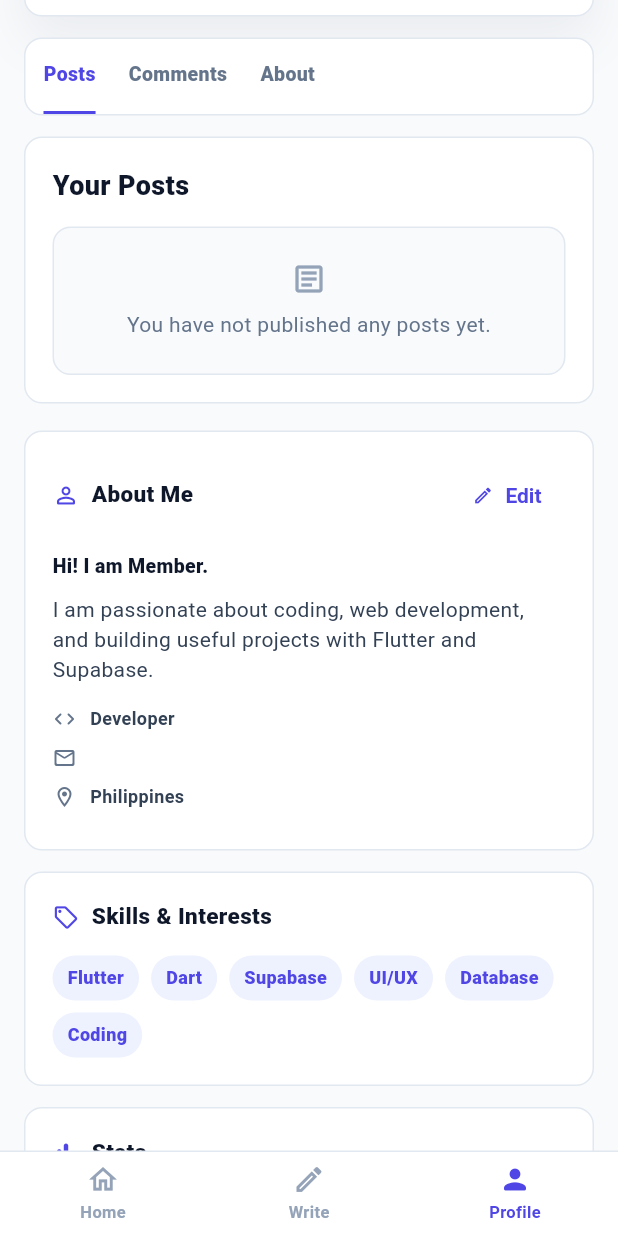
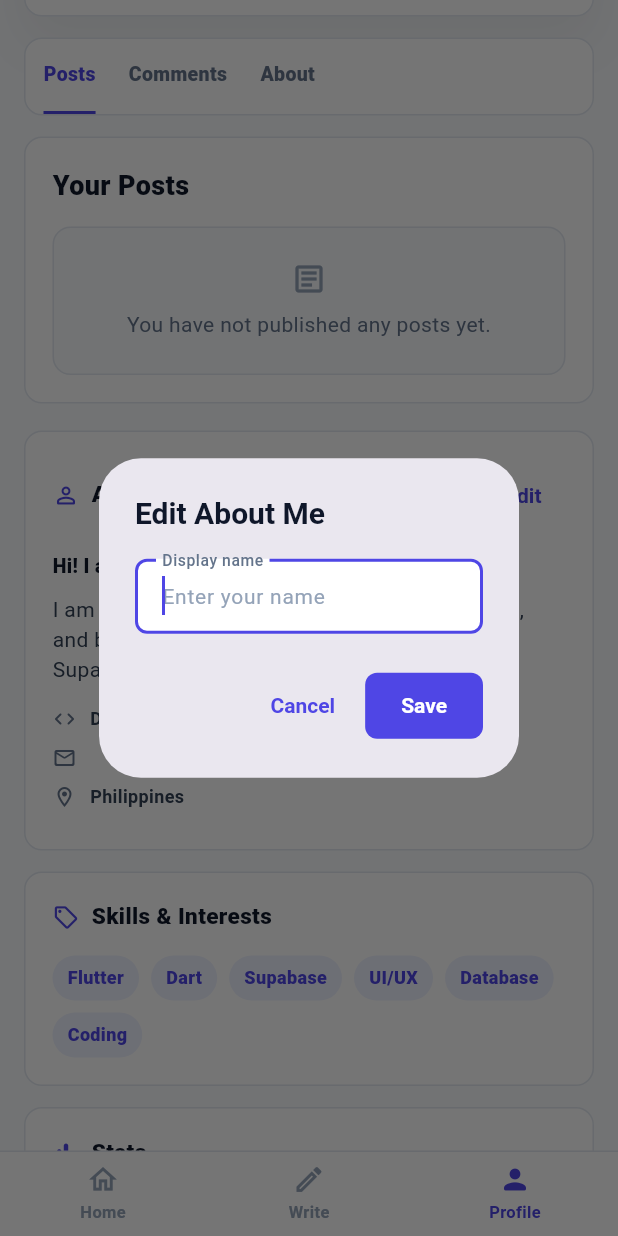
Before and after one commit to PRINCESSJOYALMAZAN/blogverse, a Flutter app: the ProfileScreen screen opened by its route, scrolled down 576 dp, after a tap on "Edit", on a phone screen of 412 x 824 dp. Run offline on Flutter 3.47's test engine with Material 3 defaults, Android fonts, the phone set to English and light mode, and no system bars; our stand-ins replace go_router, image_picker, supabase_flutter; accounts and stored records are empty.

Commit message:
Enable About Me profile editing

```diff
--- a/lib/screens/profile_screen.dart
+++ b/lib/screens/profile_screen.dart
@@ -186,6 +186,48 @@ class _ProfileScreenState extends State<ProfileScreen> {
     );
   }
 
+  void _showAboutEditDialog() {
+    final profileProvider = context.read<ProfileProvider>();
+    showDialog<void>(
+      context: context,
+      builder: (dialogContext) => AlertDialog(
+        title: const Text('Edit About Me'),
+        content: TextField(
+          controller: _name,
+          autofocus: true,
+          textCapitalization: TextCapitalization.words,
+          decoration: const InputDecoration(
+            labelText: 'Display name',
+            hintText: 'Enter your name',
+          ),
+        ),
+        actions: [
+          TextButton(
+            onPressed: () => Navigator.of(dialogContext).pop(),
+            child: const Text('Cancel'),
+          ),
+          FilledButton(
+            onPressed: () async {
+              Navigator.of(dialogContext).pop();
+              try {
+                await profileProvider.updateName(_name.text);
+                if (mounted) {
+                  setState(() => _profile = profileProvider.profile);
+                  ScaffoldMessenger.of(context).showSnackBar(
+                    const SnackBar(content: Text('About Me updated')),
+                  );
+                }
+              } catch (error) {
+                _showError(error);
+              }
+            },
+            child: const Text('Save'),
+          ),
+        ],
+      ),
+    );
+  }
+
   @override
   void dispose() {
     _name.dispose();
@@ -268,6 +310,9 @@ class _ProfileScreenState extends State<ProfileScreen> {
                                 displayName: displayName,
                                 postsFuture: _userPostsFuture,
                                 isOwnProfile: isOwnProfile,
+                                onEditAbout: isOwnProfile
+                                    ? _showAboutEditDialog
+                                    : null,
                               ),
                             ],
                           )
@@ -283,6 +328,9 @@ class _ProfileScreenState extends State<ProfileScreen> {
                                   displayName: displayName,
                                   postsFuture: _userPostsFuture,
                                   isOwnProfile: isOwnProfile,
+                                  onEditAbout: isOwnProfile
+                                      ? _showAboutEditDialog
+                                      : null,
                                 ),
                               ),
                             ],
@@ -360,12 +408,14 @@ class _ProfileSideRail extends StatelessWidget {
     required this.displayName,
     required this.postsFuture,
     required this.isOwnProfile,
+    this.onEditAbout,
   });
 
   final AppProfile? profile;
   final String displayName;
   final Future<List<Post>>? postsFuture;
   final bool isOwnProfile;
+  final VoidCallback? onEditAbout;
 
   @override
   Widget build(BuildContext context) {
@@ -376,7 +426,7 @@ class _ProfileSideRail extends StatelessWidget {
           icon: Icons.person_outline_rounded,
           action: isOwnProfile
               ? TextButton.icon(
-                  onPressed: () {},
+                  onPressed: onEditAbout,
                   icon: const Icon(Icons.edit_outlined, size: 14),
                   label: const Text('Edit'),
                 )
```
